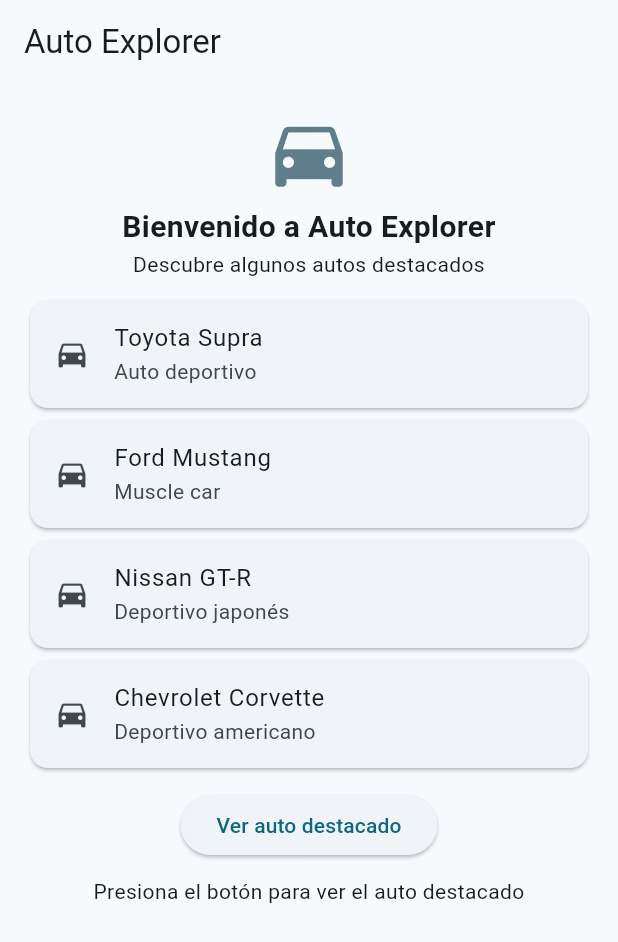
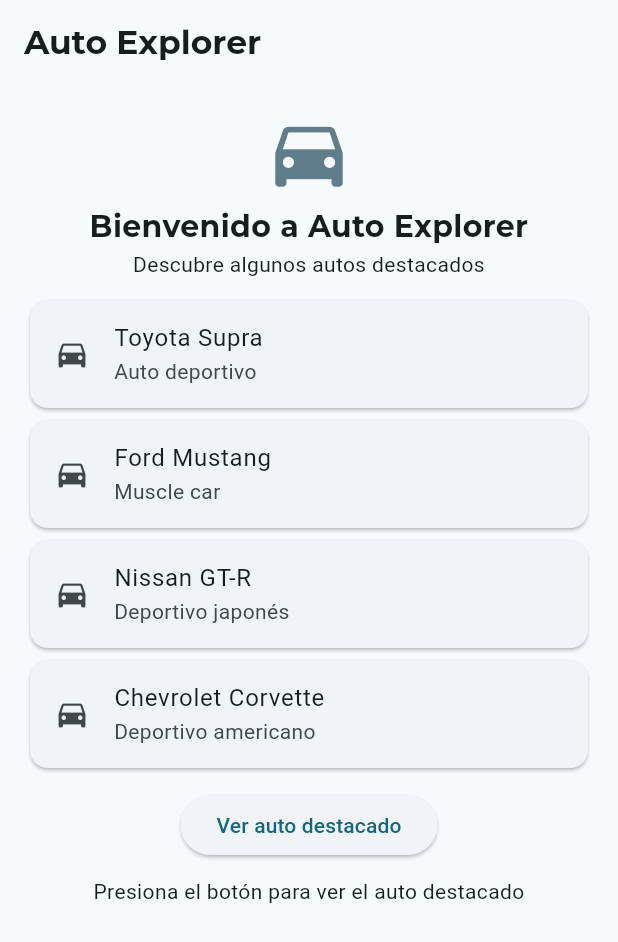
Before and after one commit to fmoran54/auto_explorer2.0, a Flutter app: the screen it shows after launch, on a phone screen of 412 x 824 dp. Shown: the top 942 px of the screen. Run offline on Flutter 3.47's test engine with Material 3 defaults, Android fonts, the phone set to English and light mode, and no system bars; our stand-ins replace google_fonts.

Commit message:
Instalación y uso de Google Fonts

```diff
--- a/lib/main.dart
+++ b/lib/main.dart
@@ -1,4 +1,5 @@
 import 'package:flutter/material.dart';
+import 'package:google_fonts/google_fonts.dart';
 
 void main() {
   runApp(const MyApp());
@@ -39,7 +40,12 @@
   Widget build(BuildContext context) {
     return Scaffold(
       appBar: AppBar(
-        title: const Text('Auto Explorer'),
+        title: Text(
+          'Auto Explorer',
+          style: GoogleFonts.montserrat(
+            fontWeight: FontWeight.bold,
+          ),
+        ),
       ),
       body: Padding(
         padding: const EdgeInsets.all(16),
@@ -51,18 +57,21 @@
               color: Colors.blueGrey,
             ),
             const SizedBox(height: 5),
-            const Text(
+
+            Text(
               'Bienvenido a Auto Explorer',
               textAlign: TextAlign.center,
-              style: TextStyle(
+              style: GoogleFonts.montserrat(
                 fontSize: 20,
                 fontWeight: FontWeight.bold,
               ),
             ),
+
             const Text(
               'Descubre algunos autos destacados',
               textAlign: TextAlign.center,
             ),
+
             const SizedBox(height: 10),
 
             const Card(
--- a/pubspec.yaml
+++ b/pubspec.yaml
@@ -34,6 +34,7 @@
   # The following adds the Cupertino Icons font to your application.
   # Use with the CupertinoIcons class for iOS style icons.
   cupertino_icons: ^1.0.8
+  google_fonts: ^8.2.1
 
 dev_dependencies:
   flutter_test:
```
Also changed, not shown: pubspec.lock, 2 other files.
